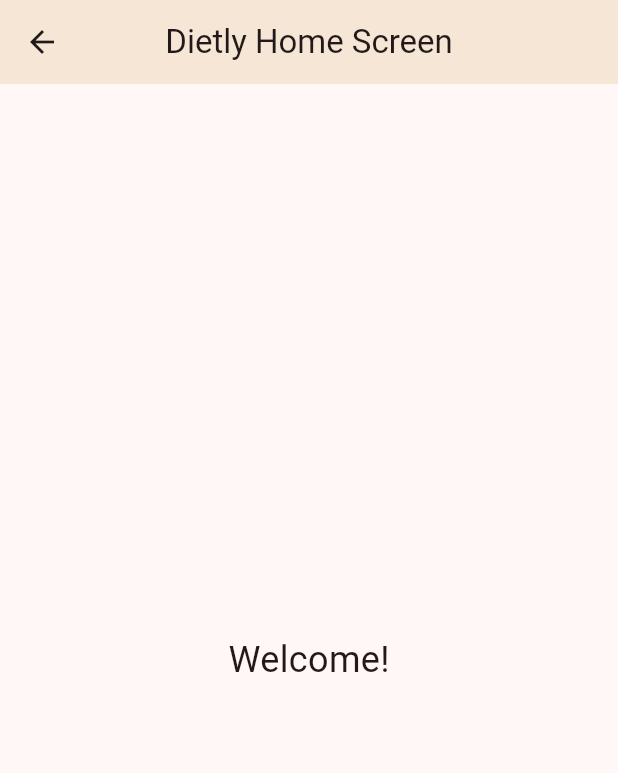
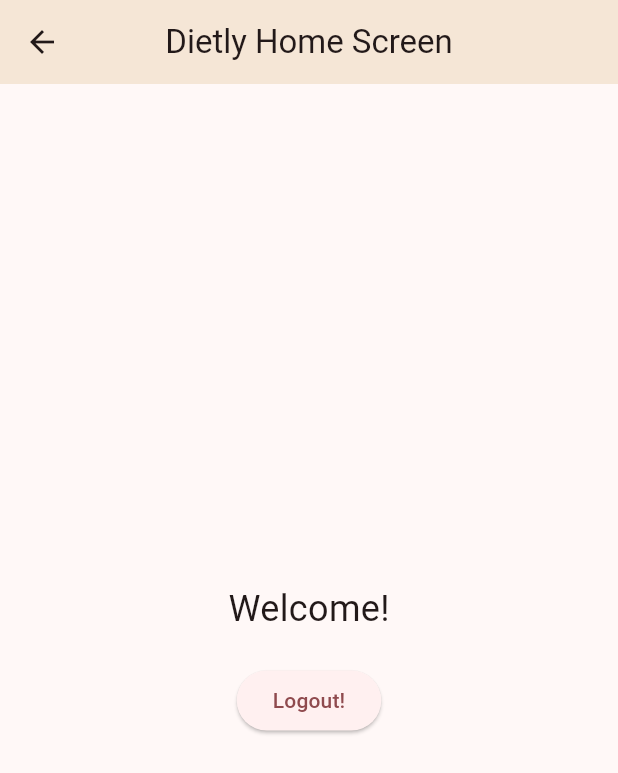
Before and after one commit to shuakr/Dietly, a Flutter app: the HomeScreen screen opened by its route, on a phone screen of 412 x 824 dp. Shown: the top 773 px of the screen. Run offline on Flutter 3.47's test engine with Material 3 defaults, Android fonts, the phone set to English and light mode, and no system bars; our stand-ins replace firebase_auth, firebase_core, font_awesome_flutter, google_fonts, google_sign_in, icons_plus and 1 more; accounts and stored records are empty.

Commit message:
feat(home): add logout button to HomeScreen with Firebase and Google sign-out logic

```diff
--- a/lib/screens/home_screen.dart
+++ b/lib/screens/home_screen.dart
@@ -1,7 +1,36 @@
+import 'package:dietly/screens/login_screen.dart';
+import 'package:firebase_auth/firebase_auth.dart';
+import 'package:flutter/foundation.dart';
 import 'package:flutter/material.dart';
+import 'package:google_sign_in/google_sign_in.dart';
 
 class HomeScreen extends StatelessWidget {
   const HomeScreen({super.key});
+
+  Future<void> _signOutAndNavigateToLogin(BuildContext context) async {
+    //Firebase log out
+    await FirebaseAuth.instance.signOut();
+
+    //Google log out
+    final googleSignIn = GoogleSignIn();
+    if (await googleSignIn.isSignedIn()) {
+      await googleSignIn.signOut();
+    }
+    if (FirebaseAuth.instance.currentUser == null) {
+      if (kDebugMode) {
+        print('✅ Çıkış başarılı: currentUser == null');
+      }
+    } else {
+      if (kDebugMode) {
+        print('❌ Çıkış başarısız: currentUser != null');
+      }
+    }
+    //Redirect to LogIn screen
+    Navigator.of(context).pushAndRemoveUntil(
+     MaterialPageRoute(builder: (context) => const LoginPage()),
+        (Route<dynamic> route) =>false,
+    );
+  }
 
   @override
   Widget build(BuildContext context) {
@@ -11,11 +40,21 @@
         title: const Text('Dietly Home Screen'),
         centerTitle: true,
       ),
-      body: const Center(
-        child: Text(
-          'Welcome!',
+      body: Center(
+        child: Column(
+          mainAxisAlignment: MainAxisAlignment.center,
+          children: [
+            const Text(
+              'Welcome!',
               style: TextStyle(fontSize: 24),
-        )
+            ),
+            const SizedBox(height: 20,),
+            ElevatedButton(
+              onPressed: () => _signOutAndNavigateToLogin(context),
+              child: const Text('Logout!'),
+            )
+          ],
+        ),
       ),
     );
   }
```
